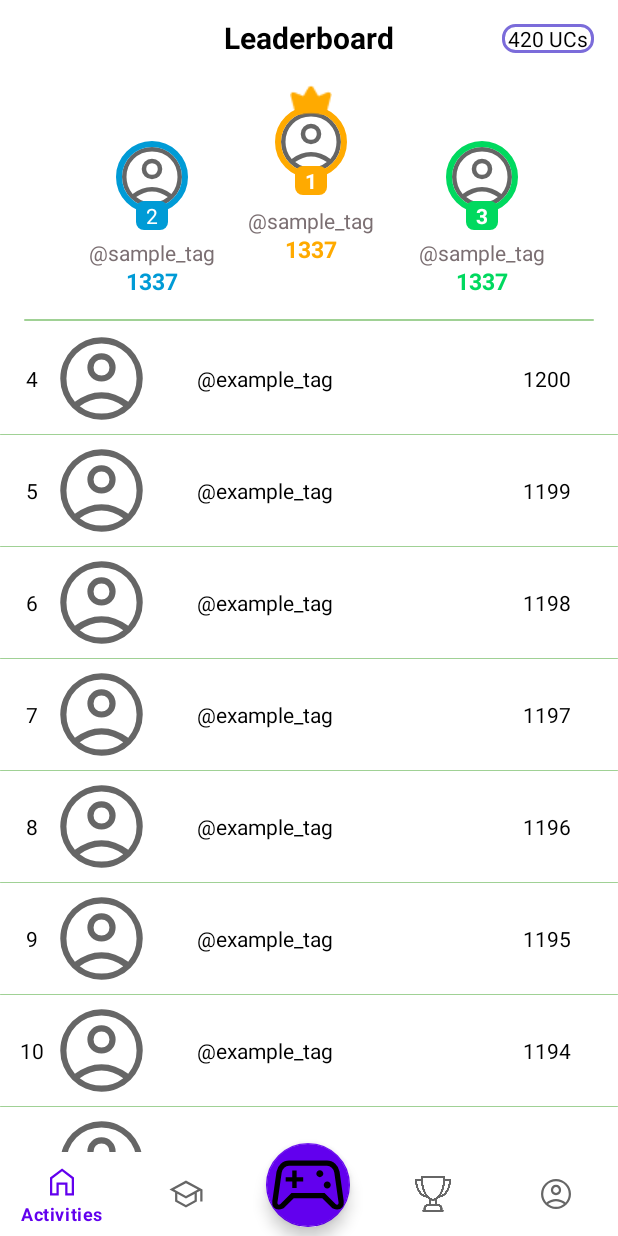
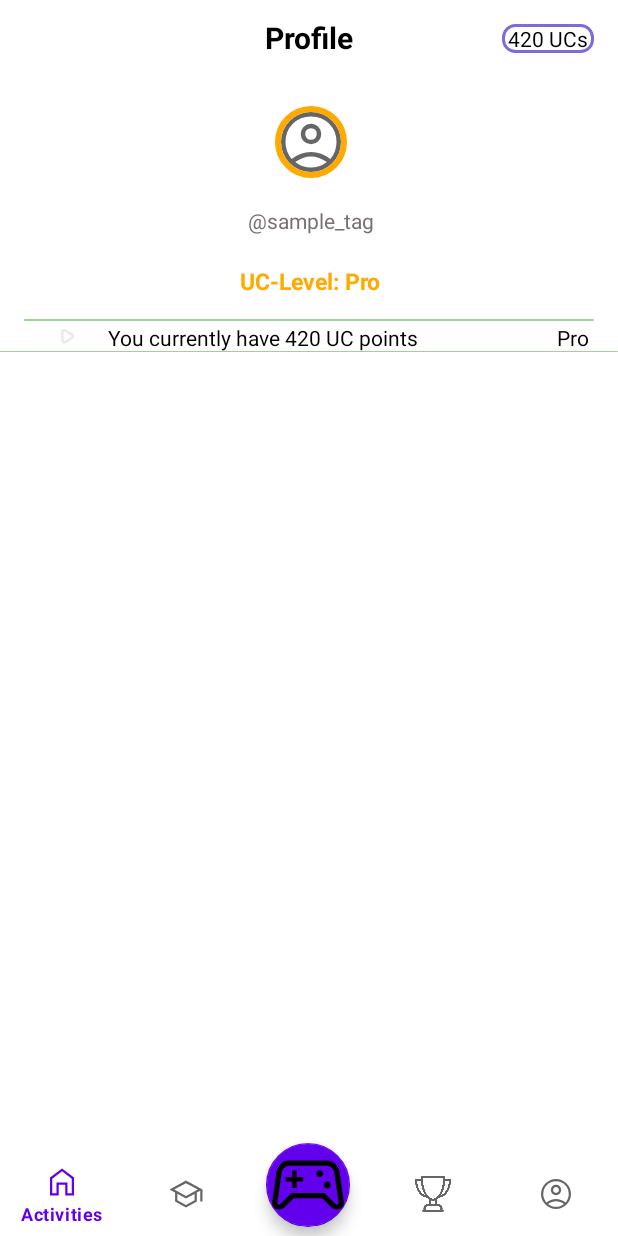
Before and after one commit to PatZintel/uglikis, an Android app: the fragment UserProfileFragment placed in its activity, on a phone screen of 412 x 824 dp. Run offline under Robolectric (Android 15) with nearby library versions, the phone set to English and light mode, and no system bars; our stand-ins replace navigation-ui.

Commit message:
fix branch issue. merge old with new

```diff
--- /dev/null
+++ b/app/src/main/java/tc/mds/uglikis/adapter/ProfileStatementsListAdapter.java
@@ -0,0 +1,76 @@
+package tc.mds.uglikis.adapter;
+
+import android.view.LayoutInflater;
+import android.view.View;
+import android.view.ViewGroup;
+import android.widget.ImageView;
+import android.widget.TextView;
+
+import androidx.annotation.NonNull;
+import androidx.recyclerview.widget.RecyclerView;
+
+import java.util.List;
+
+import tc.mds.uglikis.R;
+import tc.mds.uglikis.model.Profile;
+
+public class ProfileStatementsListAdapter extends RecyclerView.Adapter<ProfileStatementsListAdapter.ViewHolder> {
+
+    //    private List<Profile> profileStatements;
+    private List<String> statementList;
+    private List<String> tagList;
+
+    public static class ViewHolder extends RecyclerView.ViewHolder {
+
+        private final TextView profileStatementListItemTag;
+        private final TextView profileStatementListItemStatement;
+//        private final ImageView profileStatementListItemPicture;
+
+
+        public TextView getProfileStatementListItemStatement() {
+            return profileStatementListItemStatement;
+        }
+
+//        public ImageView getProfileStatementListItemPicture() {
+//            return profileStatementListItemPicture;
+//        }
+
+        public TextView getProfileStatementListItemTag() {
+            return profileStatementListItemTag;
+        }
+
+        public ViewHolder(View view) {
+            super(view);
+
+
+            this.profileStatementListItemTag = view.findViewById(R.id.profileStatement_list_item_tag);
+            this.profileStatementListItemStatement = view.findViewById(R.id.profileStatement_list_item_statement);
+//            this.profileStatementListItemPicture = view.findViewById(R.id.profileStatement_list_item_picture);
+        }
+
+    }
+
+    public ProfileStatementsListAdapter(List<String> statementList, List<String> tagList) {
+        this.statementList = statementList;
+        this.tagList = tagList;
+    }
+
+    @NonNull
+    @Override
+    public ProfileStatementsListAdapter.ViewHolder onCreateViewHolder(@NonNull ViewGroup parent, int viewType) {
+        View view = LayoutInflater.from(parent.getContext()).inflate(R.layout.profilestatement_list_item, parent, false);
+        return new ViewHolder(view);
+    }
+
+    @Override
+    public void onBindViewHolder(@NonNull ProfileStatementsListAdapter.ViewHolder holder, int position) {
+        holder.getProfileStatementListItemStatement().setText(statementList.get(position));
+        holder.getProfileStatementListItemTag().setText(tagList.get(position));
+//        holder.getProfileStatementListItemStanding().setText(String.valueOf(position+4));
+    }
+
+    @Override
+    public int getItemCount() {
+        return statementList.size();
+    }
+}
--- a/app/src/main/java/tc/mds/uglikis/fragments/UserProfileFragment.java
+++ b/app/src/main/java/tc/mds/uglikis/fragments/UserProfileFragment.java
@@ -32,28 +32,22 @@
     import androidx.recyclerview.widget.LinearLayoutManager;
     import androidx.recyclerview.widget.RecyclerView;
 
-    import org.w3c.dom.Text;
+    import org.json.JSONArray;
+    import org.json.JSONObject;
 
     import java.util.LinkedList;
     import java.util.List;
 
     import tc.mds.uglikis.R;
     import tc.mds.uglikis.adapter.LeaderboardListAdapter;
+    import tc.mds.uglikis.adapter.ProfileStatementsListAdapter;
     import tc.mds.uglikis.model.Profile;
 
     public class UserProfileFragment extends Fragment {
 
         //Leaderboard ViewItems
-        private ImageView leaderboardFirstProfilePic;
-        private ImageView leaderboardSecondProfilePic;
-        private ImageView leaderboardThirdProfilePic;
-        private TextView leaderboardFirstTag;
-        private TextView leaderboardSecondTag;
-        private TextView leaderboardThirdTag;
-        private TextView leaderboardFirstPoints;
-        private TextView leaderboardSecondPoints;
-        private TextView leaderboardThirdPoints;
-        private RecyclerView leaderboardList;
+        private ImageView profilePic;
+        private RecyclerView profileStatements_list;
 
 
 
@@ -64,38 +58,43 @@
 
         @Override
         public View onCreateView(LayoutInflater inflater, ViewGroup container, Bundle savedInstanceState){
-            View rootView = inflater.inflate(R.layout.fragment_leaderboard, container, false);
+            View rootView = inflater.inflate(R.layout.fragment_profile, container, false);
 
-            leaderboardFirstProfilePic = (ImageView) rootView.findViewById(R.id.first_profile_pic);
-            leaderboardSecondProfilePic = (ImageView) rootView.findViewById(R.id.second_profile_pic);
-            leaderboardThirdProfilePic = (ImageView) rootView.findViewById(R.id.third_profile_pic);
-            leaderboardFirstTag = (TextView) rootView.findViewById(R.id.first_leader_tag);
-            leaderboardSecondTag = (TextView) rootView.findViewById(R.id.second_leader_tag);
-            leaderboardThirdTag = (TextView) rootView.findViewById(R.id.third_leader_tag);
-            leaderboardFirstPoints = (TextView) rootView.findViewById(R.id.first_leader_points);
-            leaderboardSecondPoints = (TextView) rootView.findViewById(R.id.second_leader_points);
-            leaderboardThirdPoints = (TextView) rootView.findViewById(R.id.third_leader_points);
-            leaderboardList = (RecyclerView) rootView.findViewById(R.id.leaderboard_list);
+            profileStatements_list = (RecyclerView) rootView.findViewById(R.id.profileStatements_list);
 
             //dummy Data for now
+
+            // add stuff
+            List<String> tags = new LinkedList<>();
+            List<String> statements = new LinkedList<>();;
+
+            tags.add("You currently have 420 UC points");
+            statements.add("Pro");
+
+           /* while(keys.hasNext()) {
+                String key = keys.next();
+                if (jsonObj.get(key) instanceof JSONObject) {
+                    // do something with jsonObject here
+                }
+            }
             List<Profile> profiles = new LinkedList<Profile>();
             for (int i = 0; i < 10; i++){
                 Profile profile = new Profile("some username", "@example_tag");
                 profile.setPoints(1200 - i);
                 profiles.add(profile);
             }
+*/
 
 
-
-            leaderboardList.setLayoutManager(new LinearLayoutManager(getActivity()));
+            profileStatements_list.setLayoutManager(new LinearLayoutManager(getActivity()));
 
             int scrollPosition = 0;
-            scrollPosition = ((LinearLayoutManager) leaderboardList.getLayoutManager()).findFirstCompletelyVisibleItemPosition();
-            leaderboardList.scrollToPosition(scrollPosition);
-            leaderboardList.setAdapter(new LeaderboardListAdapter(profiles));
-            DividerItemDecoration dividerItemDecoration = new DividerItemDecoration(leaderboardList.getContext(),((LinearLayoutManager) leaderboardList.getLayoutManager()).getOrientation());
+            scrollPosition = ((LinearLayoutManager) profileStatements_list.getLayoutManager()).findFirstCompletelyVisibleItemPosition();
+            profileStatements_list.scrollToPosition(scrollPosition);
+            profileStatements_list.setAdapter(new ProfileStatementsListAdapter(statements, tags));
+            DividerItemDecoration dividerItemDecoration = new DividerItemDecoration(profileStatements_list.getContext(),((LinearLayoutManager) profileStatements_list.getLayoutManager()).getOrientation());
             dividerItemDecoration.setDrawable(ContextCompat.getDrawable(getContext(), R.drawable.divider_leaderboard_list));
-            leaderboardList.addItemDecoration(dividerItemDecoration);
+            profileStatements_list.addItemDecoration(dividerItemDecoration);
 
             return rootView;
         }
--- a/app/src/main/res/layout/profile.xml
+++ b/app/src/main/res/layout/fragment_profile.xml
@@ -117,7 +117,7 @@
     </androidx.constraintlayout.widget.ConstraintLayout>
 
     <androidx.recyclerview.widget.RecyclerView
-        android:id="@+id/leaderboard_list"
+        android:id="@+id/profileStatements_list"
         android:layout_width="0dp"
         android:layout_height="wrap_content"
         android:layout_marginTop="1dp"
--- /dev/null
+++ b/app/src/main/res/layout/profilestatement_list_item.xml
@@ -0,0 +1,63 @@
+<?xml version="1.0" encoding="utf-8"?>
+<androidx.constraintlayout.widget.ConstraintLayout xmlns:android="http://schemas.android.com/apk/res/android"
+    xmlns:app="http://schemas.android.com/apk/res-auto"
+    xmlns:tools="http://schemas.android.com/tools"
+    android:id="@+id/linearLayout2"
+    android:layout_width="match_parent"
+    android:layout_height="wrap_content"
+    android:divider="@color/colorPrimary">
+
+  <TextView
+      android:id="@+id/profileStatement_list_item_picture"
+      android:layout_width="10dp"
+      android:layout_height="10dp"
+      android:layout_marginTop="4dp"
+      android:layout_marginBottom="4dp"
+      android:background="@drawable/vector_ek60"
+      app:layout_constraintBottom_toBottomOf="parent"
+      app:layout_constraintEnd_toEndOf="parent"
+      app:layout_constraintHorizontal_bias="0.1"
+      app:layout_constraintStart_toStartOf="parent"
+      app:layout_constraintTop_toTopOf="parent"
+      app:layout_constraintVertical_bias="0.0" />
+
+  <androidx.constraintlayout.widget.ConstraintLayout
+      android:id="@+id/linearLayout"
+      android:layout_width="0dp"
+      android:layout_height="wrap_content"
+      app:layout_constraintBottom_toBottomOf="@+id/profileStatement_list_item_picture"
+      app:layout_constraintEnd_toEndOf="parent"
+      app:layout_constraintStart_toEndOf="@+id/profileStatement_list_item_picture"
+      app:layout_constraintTop_toTopOf="@+id/profileStatement_list_item_picture">
+
+    <TextView
+        android:id="@+id/profileStatement_list_item_statement"
+        android:layout_width="wrap_content"
+        android:layout_height="wrap_content"
+        android:layout_marginStart="32dp"
+        android:text="TextView"
+        android:textAlignment="textEnd"
+        android:textColor="@color/black"
+        app:layout_constraintBottom_toBottomOf="parent"
+        app:layout_constraintEnd_toEndOf="parent"
+        app:layout_constraintHorizontal_bias="0.75"
+        app:layout_constraintStart_toEndOf="@+id/profileStatement_list_item_tag"
+        app:layout_constraintTop_toTopOf="parent"
+        app:layout_constraintVertical_bias="0.0" />
+
+    <TextView
+        android:id="@+id/profileStatement_list_item_tag"
+        android:layout_width="wrap_content"
+        android:layout_height="wrap_content"
+        android:textColor="@color/black"
+        app:layout_constraintBottom_toBottomOf="parent"
+        app:layout_constraintEnd_toEndOf="parent"
+        app:layout_constraintHorizontal_bias="0.14"
+        app:layout_constraintStart_toStartOf="parent"
+        app:layout_constraintTop_toTopOf="parent"
+        app:layout_constraintVertical_bias="0.0"
+        tools:text="@tools:sample/lorem[4]" />
+  </androidx.constraintlayout.widget.ConstraintLayout>
+
+
+</androidx.constraintlayout.widget.ConstraintLayout>
```
